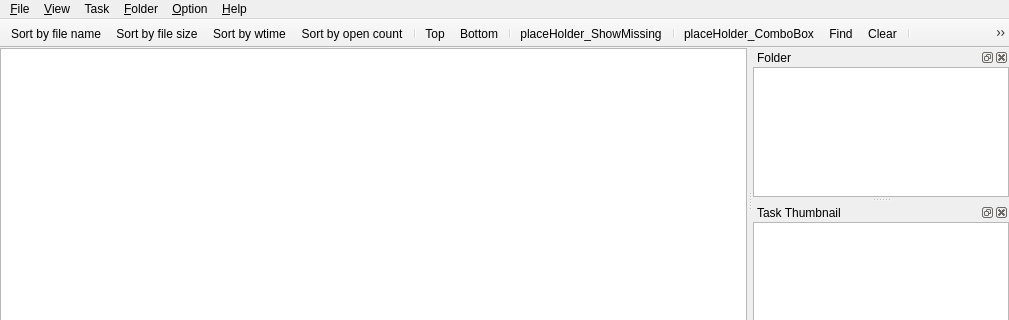
This is src/mainwindow.ui in ambiesoft/SceneExplorer as Qt 5 draws it before an edit; both pictures show x 0 to 1009 and y 0 to 320 of the 1009 by 590 pixel window. The edited form follows.
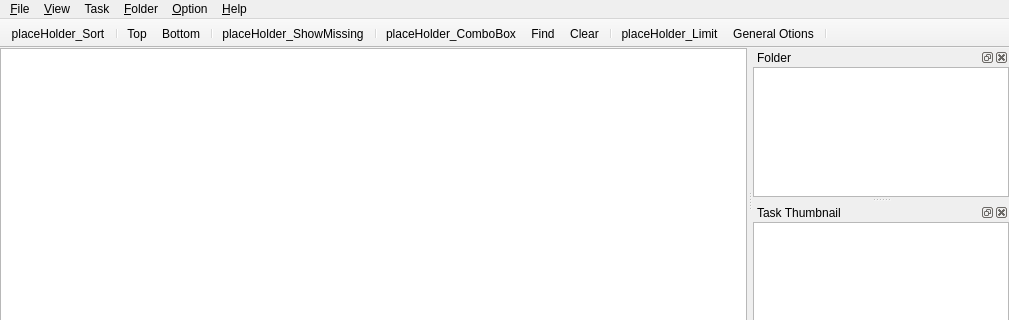
This is the edited form. Custom widgets are drawn as their Qt base class.

Commit message: toolbar uses toolbutton

```diff
--- a/src/mainwindow.ui
+++ b/src/mainwindow.ui
@@ -182,10 +182,7 @@
    <attribute name="toolBarBreak">
     <bool>false</bool>
    </attribute>
-   <addaction name="actionSort_by_file_name"/>
-   <addaction name="actionSort_by_file_size"/>
-   <addaction name="actionSort_by_wtime"/>
-   <addaction name="actionSort_by_open_count"/>
+   <addaction name="placeHolder_Sort"/>
    <addaction name="separator"/>
    <addaction name="action_Top"/>
    <addaction name="action_Bottom"/>
@@ -521,6 +518,11 @@
     <string>&amp;Empty find texts...</string>
    </property>
   </action>
+  <action name="placeHolder_Sort">
+   <property name="text">
+    <string>placeHolder_Sort</string>
+   </property>
+  </action>
  </widget>
  <layoutdefault spacing="6" margin="11"/>
  <customwidgets>
```
Left out of the diff: 2 changed lines with no effect on the pictures. The commit also changes 7 other files.
